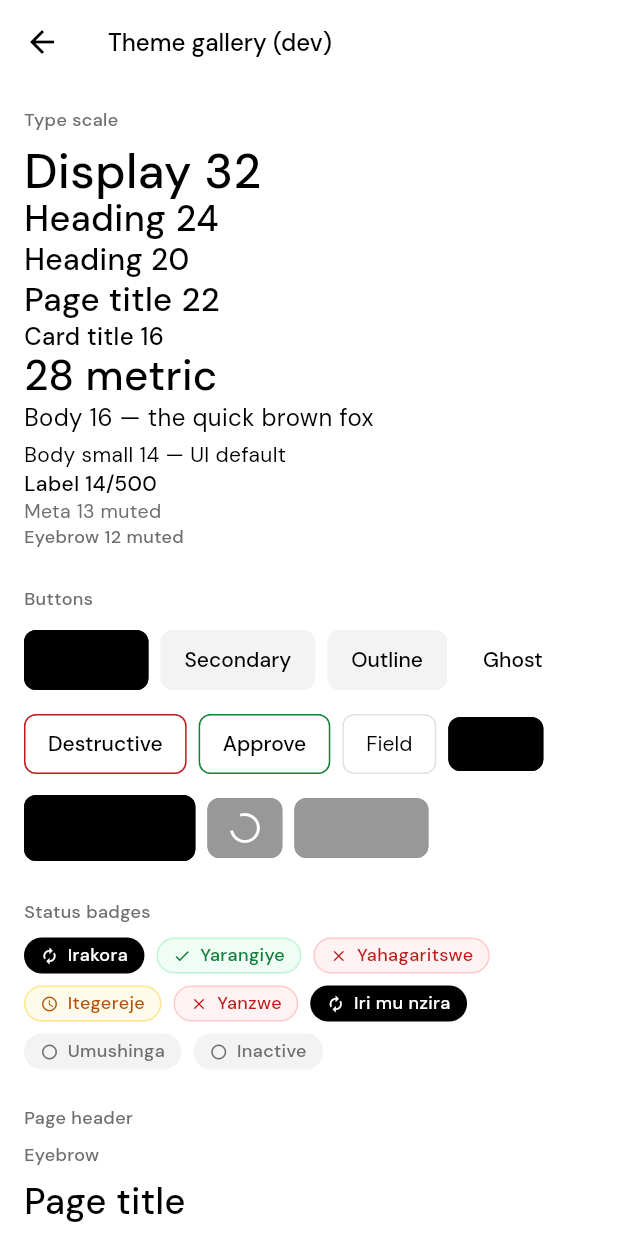
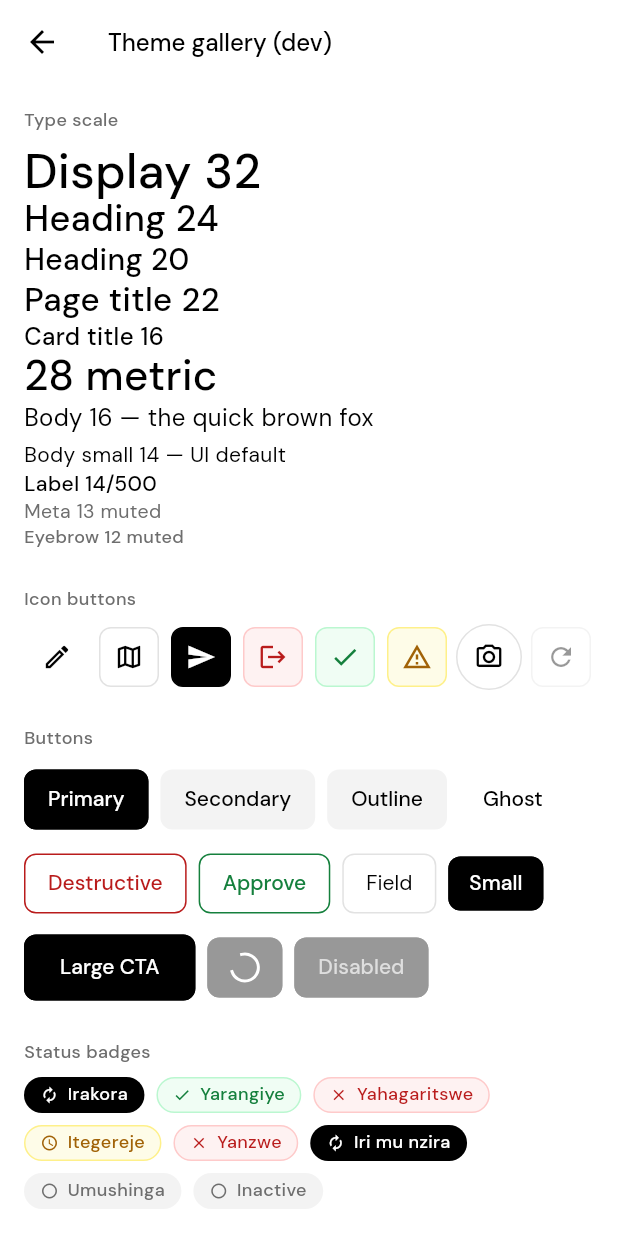
Before and after one commit to peekaboo-ltd/peekaboo, a Flutter app: the GalleryScreen screen opened directly, on a phone screen of 412 x 824 dp. Run offline on Flutter 3.47's test engine with Material 3 defaults, Android fonts, the phone set to English and light mode, and no system bars; our stand-ins replace dio, flutter_riverpod, flutter_secure_storage, geocoding, geolocator, go_router and 2 more; missing offline and left inert: gal, onesignal_flutter; accounts and stored records are empty.

Commit message:
flutter(rider): design system for an icon-first UI
- PkIconButton: icon-only control (ghost/outline/primary/destructive/
  approve/warning); the required tooltip doubles as the semantics label.
- Warning moves from amber-700 to yellow-700; dark keeps the 400s.
- PkButton labels inherit the resolved foreground, so destructive and
  approve text renders red-700/green-700 instead of black.
- PkPageHeader/PkSectionCard gain a trailing slot for title-line icons;
  showPkConfirm takes a confirmVariant to color the commit.
- Gallery shows every PkIconButton variant.

Co-Authored-By: Claude Opus 5.5 <noreply@anthropic.com>

```diff
--- a/mobile_flutter/lib/src/screens/gallery_screen.dart
+++ b/mobile_flutter/lib/src/screens/gallery_screen.dart
@@ -7,6 +7,7 @@ import '../models/assignment.dart';
 import '../theme/tokens.dart';
 import '../widgets/pk_badge.dart';
 import '../widgets/pk_button.dart';
+import '../widgets/pk_icon_button.dart';
 import '../widgets/pk_card.dart';
 import '../widgets/pk_page_header.dart';
 import '../widgets/pk_section_card.dart';
@@ -65,6 +66,64 @@ class _GalleryScreenState extends ConsumerState<GalleryScreen> {
                   Text('Label 14/500', style: type.label),
                   Text('Meta 13 muted', style: type.meta),
                   Text('Eyebrow 12 muted', style: type.eyebrow),
+                ],
+              ),
+            ),
+            section(
+              'Icon buttons',
+              const Wrap(
+                spacing: PkSpace.s4,
+                runSpacing: PkSpace.s4,
+                children: [
+                  PkIconButton(
+                    icon: Icons.edit_outlined,
+                    tooltip: 'Ghost',
+                    onPress: _noop,
+                  ),
+                  PkIconButton(
+                    icon: Icons.map_outlined,
+                    tooltip: 'Outline',
+                    variant: PkIconButtonVariant.outline,
+                    onPress: _noop,
+                  ),
+                  PkIconButton(
+                    icon: Icons.send,
+                    tooltip: 'Primary',
+                    variant: PkIconButtonVariant.primary,
+                    onPress: _noop,
+                  ),
+                  PkIconButton(
+                    icon: Icons.logout,
+                    tooltip: 'Destructive',
+                    variant: PkIconButtonVariant.destructive,
+                    onPress: _noop,
+                  ),
+                  PkIconButton(
+                    icon: Icons.check,
+                    tooltip: 'Approve',
+                    variant: PkIconButtonVariant.approve,
+                    onPress: _noop,
+                  ),
+                  PkIconButton(
+                    icon: Icons.warning_amber_outlined,
+                    tooltip: 'Warning',
+                    variant: PkIconButtonVariant.warning,
+                    onPress: _noop,
+                  ),
+                  PkIconButton(
+                    icon: Icons.photo_camera_outlined,
+                    tooltip: 'Circle large',
+                    variant: PkIconButtonVariant.outline,
+                    size: PkIconButtonSize.lg,
+                    circle: true,
+                    onPress: _noop,
+                  ),
+                  PkIconButton(
+                    icon: Icons.refresh,
+                    tooltip: 'Disabled',
+                    variant: PkIconButtonVariant.outline,
+                    onPress: null,
+                  ),
                 ],
               ),
             ),
--- a/mobile_flutter/lib/src/theme/tokens.dart
+++ b/mobile_flutter/lib/src/theme/tokens.dart
@@ -6,7 +6,8 @@ import 'package:flutter/material.dart';
 ///
 /// Structure stays monochrome; consequence color (danger/approve/warning/
 /// info) is spent only where something failed, is about to be destroyed, or
-/// has been resolved. DM Sans only, 400 default / 500 ceiling, no gradients,
+/// has been resolved. Light uses Tailwind 700s (red/green/yellow); dark
+/// uses the 400s so they hold contrast on black. DM Sans only, 400 default / 500 ceiling, no gradients,
 /// press = full-surface inset overlay (never a transform), borders over
 /// shadows (only menus/popovers/modals cast one).
 class PkConsequence {
@@ -113,10 +114,10 @@ class PkTokens {
           line: Color(0xFFBBF7D0),
         ),
         warning: PkConsequence(
-          main: Color(0xFFB45309),
-          strong: Color(0xFF92400E),
-          surface: Color(0xFFFFFBEB),
-          line: Color(0xFFFDE68A),
+          main: Color(0xFFA16207),
+          strong: Color(0xFF854D0E),
+          surface: Color(0xFFFEFCE8),
+          line: Color(0xFFFEF08A),
         ),
         info: PkConsequence(
           main: Color(0xFF1D4ED8),
@@ -171,10 +172,10 @@ class PkTokens {
           line: Color(0xFF14532D),
         ),
         warning: PkConsequence(
-          main: Color(0xFFFBBF24),
-          strong: Color(0xFFFCD34D),
-          surface: Color(0xFF1F1608),
-          line: Color(0xFF573B0C),
+          main: Color(0xFFFACC15),
+          strong: Color(0xFFFDE047),
+          surface: Color(0xFF1C1A08),
+          line: Color(0xFF543F0B),
         ),
         info: PkConsequence(
           main: Color(0xFF60A5FA),
--- a/mobile_flutter/lib/src/widgets/dialogs.dart
+++ b/mobile_flutter/lib/src/widgets/dialogs.dart
@@ -91,6 +91,8 @@ void showPkSnackBar(
 }
 
 /// Confirm dialog with cancel + confirm actions (Alert.alert parity).
+/// [confirmVariant] colors the commit by consequence: destructive (red-700)
+/// for removals, approve (green-700) for confirmations.
 Future<void> showPkConfirm(
   BuildContext context, {
   required String title,
@@ -98,6 +100,7 @@ Future<void> showPkConfirm(
   required String confirmLabel,
   required VoidCallback onConfirm,
   String? cancelLabel,
+  PkButtonVariant confirmVariant = PkButtonVariant.primary,
   List<({String label, VoidCallback onTap})>? extraActions,
 }) {
   return showDialog<void>(
@@ -135,6 +138,7 @@ Future<void> showPkConfirm(
                   Navigator.of(context).pop();
                   onConfirm();
                 },
+                variant: confirmVariant,
                 size: PkButtonSize.sm,
               ),
             ],
--- a/mobile_flutter/lib/src/widgets/pk_button.dart
+++ b/mobile_flutter/lib/src/widgets/pk_button.dart
@@ -194,9 +194,14 @@ class PkButton extends StatelessWidget {
             children: [
               if (icon != null) ...[icon!, const SizedBox(width: 8)],
               Flexible(
+                // No color here: the label inherits the button's resolved
+                // foreground, so destructive/approve read red/green.
                 child: Text(
                   title,
-                  style: type.label.copyWith(
+                  style: TextStyle(
+                    fontFamily: PkType.family,
+                    fontSize: type.label.fontSize,
+                    height: type.label.height,
                     fontWeight: variant == PkButtonVariant.field
                         ? PkType.regular
                         : PkType.medium,
--- /dev/null
+++ b/mobile_flutter/lib/src/widgets/pk_icon_button.dart
@@ -0,0 +1,161 @@
+import 'package:flutter/material.dart';
+
+import '../theme/tokens.dart';
+
+/// Icon-only control. The icon carries the meaning; [tooltip] is required
+/// and doubles as the screen-reader label, so the action is never unnamed.
+/// Consequence variants color the icon (red-700 destroy, green-700
+/// confirm) and flood to a solid fill on press, like [PkButton].
+enum PkIconButtonVariant {
+  ghost,
+  outline,
+  primary,
+  destructive,
+  approve,
+  warning,
+}
+
+enum PkIconButtonSize { sm, md, lg }
+
+class PkIconButton extends StatefulWidget {
+  final IconData icon;
+  final String tooltip;
+  final VoidCallback? onPress;
+  final PkIconButtonVariant variant;
+  final PkIconButtonSize size;
+  final bool loading;
+  final bool circle;
+
+  /// Ground for [PkIconButtonVariant.ghost]/[outline] when the button sits
+  /// on an inverted surface; defaults to the page tokens.
+  final PkTokens? tokens;
+
+  const PkIconButton({
+    super.key,
+    required this.icon,
+    required this.tooltip,
+    required this.onPress,
+    this.variant = PkIconButtonVariant.ghost,
+    this.size = PkIconButtonSize.md,
+    this.loading = false,
+    this.circle = false,
+    this.tokens,
+  });
+
+  @override
+  State<PkIconButton> createState() => _PkIconButtonState();
+}
+
+class _PkIconButtonState extends State<PkIconButton> {
+  bool _pressed = false;
+
+  double get _extent {
+    switch (widget.size) {
+      case PkIconButtonSize.sm:
+        return PkSpace.controlSm;
+      case PkIconButtonSize.md:
+        return PkSpace.controlMd;
+      case PkIconButtonSize.lg:
+        return PkSpace.controlLg;
+    }
+  }
+
+  double get _iconSize => widget.size == PkIconButtonSize.sm ? 18 : 20;
+
+  void _setPressed(bool value) {
+    if (_pressed != value) setState(() => _pressed = value);
+  }
+
+  @override
+  Widget build(BuildContext context) {
+    final t = widget.tokens ?? context.tokens;
+    final enabled = widget.onPress != null && !widget.loading;
+
+    PkConsequence? consequence;
+    switch (widget.variant) {
+      case PkIconButtonVariant.destructive:
+        consequence = t.danger;
+      case PkIconButtonVariant.approve:
+        consequence = t.approve;
+      case PkIconButtonVariant.warning:
+        consequence = t.warning;
+      case PkIconButtonVariant.ghost:
+      case PkIconButtonVariant.outline:
+      case PkIconButtonVariant.primary:
+        consequence = null;
+    }
+
+    final Color ground;
+    final Color edge;
+    final Color fg;
+    if (consequence != null) {
+      ground = _pressed ? consequence.main : consequence.surface;
+      edge = consequence.line;
+      fg = _pressed ? t.onConsequence : consequence.main;
+    } else if (widget.variant == PkIconButtonVariant.primary) {
+      ground = t.ink;
+      edge = t.ink;
+      fg = t.paper;
+    } else {
+      ground = _pressed ? t.surface : Colors.transparent;
+      edge = widget.variant == PkIconButtonVariant.outline
+          ? t.line
+          : Colors.transparent;
+      fg = t.ink;
+    }
+
+    final radius = widget.circle
+        ? BorderRadius.circular(PkSpace.radiusPill)
+        : BorderRadius.circular(PkSpace.radiusControl);
+
+    final face = AnimatedContainer(
+      duration: PkMotion.durState,
+      curve: PkMotion.easeFlat,
+      width: _extent,
+      height: _extent,
+      alignment: Alignment.center,
+      decoration: BoxDecoration(
+        color: ground,
+        borderRadius: radius,
+        border: Border.all(color: edge),
+      ),
+      child: widget.loading
+          ? SizedBox(
+              width: 16,
+              height: 16,
+              child: CircularProgressIndicator(strokeWidth: 2, color: fg),
+            )
+          : Icon(widget.icon, size: _iconSize, color: fg),
+    );
+
+    return Semantics(
+      button: true,
+      enabled: enabled,
+      label: widget.tooltip,
+      onTap: enabled ? widget.onPress : null,
+      excludeSemantics: true,
+      child: Tooltip(
+        message: widget.tooltip,
+        excludeFromSemantics: true,
+        child: GestureDetector(
+          behavior: HitTestBehavior.opaque,
+          onTapDown: enabled ? (_) => _setPressed(true) : null,
+          onTapCancel: () => _setPressed(false),
+          onTapUp: enabled
+              ? (_) {
+                  _setPressed(false);
+                  widget.onPress!.call();
+                }
+              : null,
+          // Pad small faces out to a 44px hit target.
+          child: Padding(
+            padding: EdgeInsets.all(
+              (PkSpace.controlLg - _extent).clamp(0, 8) / 2,
+            ),
+            child: Opacity(opacity: enabled ? 1 : 0.4, child: face),
+          ),
+        ),
+      ),
+    );
+  }
+}
--- a/mobile_flutter/lib/src/widgets/pk_page_header.dart
+++ b/mobile_flutter/lib/src/widgets/pk_page_header.dart
@@ -2,13 +2,14 @@ import 'package:flutter/material.dart';
 
 import '../theme/tokens.dart';
 
-/// Page header matching the client's InternalPageHeader: eyebrow, title,
-/// and muted description over a line border.
+/// Page header: title (with an optional [trailing] control on the same
+/// line), optional eyebrow and muted description, over a line border.
 class PkPageHeader extends StatelessWidget {
   final String title;
   final String? eyebrow;
   final String? description;
   final Widget? actions;
+  final Widget? trailing;
 
   const PkPageHeader({
     super.key,
@@ -16,6 +17,7 @@ class PkPageHeader extends StatelessWidget {
     this.eyebrow,
     this.description,
     this.actions,
+    this.trailing,
   });
 
   @override
@@ -23,16 +25,26 @@ class PkPageHeader extends StatelessWidget {
     final t = context.tokens;
     final type = context.type;
     return Container(
-      padding: const EdgeInsets.only(bottom: PkSpace.s24),
+      padding: const EdgeInsets.only(bottom: PkSpace.s16),
       decoration: BoxDecoration(
         border: Border(bottom: BorderSide(color: t.line)),
       ),
       child: Column(
         crossAxisAlignment: CrossAxisAlignment.start,
         children: [
-          if (eyebrow != null) Text(eyebrow!, style: type.eyebrow),
-          const SizedBox(height: PkSpace.s8),
-          Text(title, style: type.h2),
+          if (eyebrow != null) ...[
+            Text(eyebrow!, style: type.eyebrow),
+            const SizedBox(height: PkSpace.s8),
+          ],
+          Row(
+            children: [
+              Expanded(child: Text(title, style: type.h2)),
+              if (trailing != null) ...[
+                const SizedBox(width: PkSpace.s12),
+                trailing!,
+              ],
+            ],
+          ),
           if (description != null) ...[
             const SizedBox(height: PkSpace.s12),
             Text(
--- a/mobile_flutter/lib/src/widgets/pk_section_card.dart
+++ b/mobile_flutter/lib/src/widgets/pk_section_card.dart
@@ -11,6 +11,9 @@ class PkSectionCard extends StatelessWidget {
   final String? eyebrow;
   final Widget? actions;
 
+  /// Icon controls placed on the title line (edit, save, cancel).
+  final Widget? trailing;
+
   const PkSectionCard({
     super.key,
     required this.child,
@@ -18,6 +21,7 @@ class PkSectionCard extends StatelessWidget {
     this.description,
     this.eyebrow,
     this.actions,
+    this.trailing,
   });
 
   @override
@@ -27,7 +31,8 @@ class PkSectionCard extends StatelessWidget {
     final hasHeader = title != null ||
         description != null ||
         eyebrow != null ||
-        actions != null;
+        actions != null ||
+        trailing != null;
 
     return Container(
       decoration: BoxDecoration(
@@ -41,7 +46,14 @@ class PkSectionCard extends StatelessWidget {
         children: [
           if (hasHeader)
             Container(
-              padding: const EdgeInsets.all(PkSpace.s24),
+              padding: trailing == null
+                  ? const EdgeInsets.all(PkSpace.s24)
+                  : const EdgeInsets.fromLTRB(
+                      PkSpace.s24,
+                      PkSpace.s12,
+                      PkSpace.s12,
+                      PkSpace.s12,
+                    ),
               decoration: BoxDecoration(
                 border: Border(bottom: BorderSide(color: t.line)),
               ),
@@ -49,9 +61,16 @@ class PkSectionCard extends StatelessWidget {
                 crossAxisAlignment: CrossAxisAlignment.start,
                 children: [
                   if (eyebrow != null) Text(eyebrow!, style: type.eyebrow),
-                  if (title != null) ...[
-                    const SizedBox(height: 4),
-                    Text(title!, style: type.cardTitle),
+                  if (title != null || trailing != null) ...[
+                    if (eyebrow != null) const SizedBox(height: 4),
+                    Row(
+                      children: [
+                        Expanded(
+                          child: Text(title ?? '', style: type.cardTitle),
+                        ),
+                        ?trailing,
+                      ],
+                    ),
                   ],
                   if (description != null) ...[
                     const SizedBox(height: 4),
```
